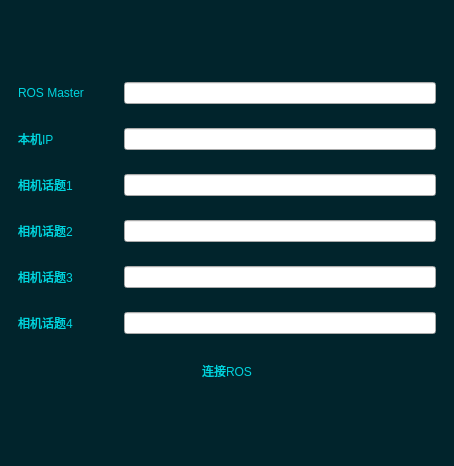
Before: the Qt Designer form parallel_driving/ui/config_panel.ui in NovemberChopin/ParallelDriving, drawn with Qt 5.
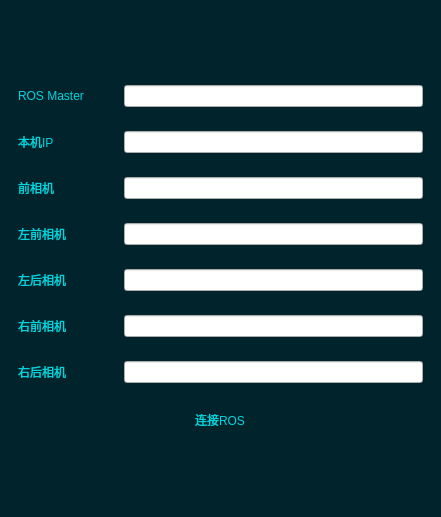
After: the same form once the commit is applied.

What changed in the file:
```diff
--- a/parallel_driving/ui/config_panel.ui
+++ b/parallel_driving/ui/config_panel.ui
@@ -6,8 +6,8 @@
    <rect>
     <x>0</x>
     <y>0</y>
-    <width>454</width>
-    <height>466</height>
+    <width>441</width>
+    <height>517</height>
    </rect>
   </property>
   <property name="sizePolicy">
@@ -46,7 +46,7 @@
     <widget class="QWidget" name="widget" native="true">
      <layout class="QVBoxLayout" name="verticalLayout">
       <item>
-       <spacer name="verticalSpacer_2">
+       <spacer name="verticalSpacer">
         <property name="orientation">
          <enum>Qt::Vertical</enum>
         </property>
@@ -141,7 +141,7 @@
             <string notr="true">#label_3{color: rgb(0, 212, 222);}</string>
            </property>
            <property name="text">
-            <string>相机话题1</string>
+            <string>前相机</string>
            </property>
           </widget>
          </item>
@@ -172,7 +172,7 @@
             <string notr="true">#label_4{color: rgb(0, 212, 222);}</string>
            </property>
            <property name="text">
-            <string>相机话题2</string>
+            <string>左前相机</string>
            </property>
           </widget>
          </item>
@@ -203,7 +203,7 @@
             <string notr="true">#label_5{color: rgb(0, 212, 222);}</string>
            </property>
            <property name="text">
-            <string>相机话题3</string>
+            <string>左后相机</string>
            </property>
           </widget>
          </item>
@@ -240,7 +240,7 @@
             <string notr="true">#label_6{color: rgb(0, 212, 222);}</string>
            </property>
            <property name="text">
-            <string>相机话题4</string>
+            <string>右前相机</string>
            </property>
           </widget>
          </item>
@@ -250,6 +250,37 @@
         </layout>
        </widget>
       </item>
+      <item>
+       <widget class="QWidget" name="widget_9" native="true">
+        <property name="sizePolicy">
+         <sizepolicy hsizetype="Preferred" vsizetype="Fixed">
+          <horstretch>0</horstretch>
+          <verstretch>0</verstretch>
+         </sizepolicy>
+        </property>
+        <layout class="QHBoxLayout" name="horizontalLayout_9">
+         <item>
+          <widget class="QLabel" name="label_7">
+           <property name="minimumSize">
+            <size>
+             <width>100</width>
+             <height>0</height>
+            </size>
+           </property>
+           <property name="styleSheet">
+            <string notr="true">#label_7{color: rgb(0, 212, 222);}</string>
+           </property>
+           <property name="text">
+            <string>右后相机</string>
+           </property>
+          </widget>
+         </item>
+         <item>
+          <widget class="QLineEdit" name="ros_topic_5"/>
+         </item>
+        </layout>
+       </widget>
+      </item>
       <item>
        <widget class="QWidget" name="widget_5" native="true">
         <property name="sizePolicy">
@@ -295,7 +326,7 @@
        </widget>
       </item>
       <item>
-       <spacer name="verticalSpacer">
+       <spacer name="verticalSpacer_2">
         <property name="orientation">
          <enum>Qt::Vertical</enum>
         </property>
```
